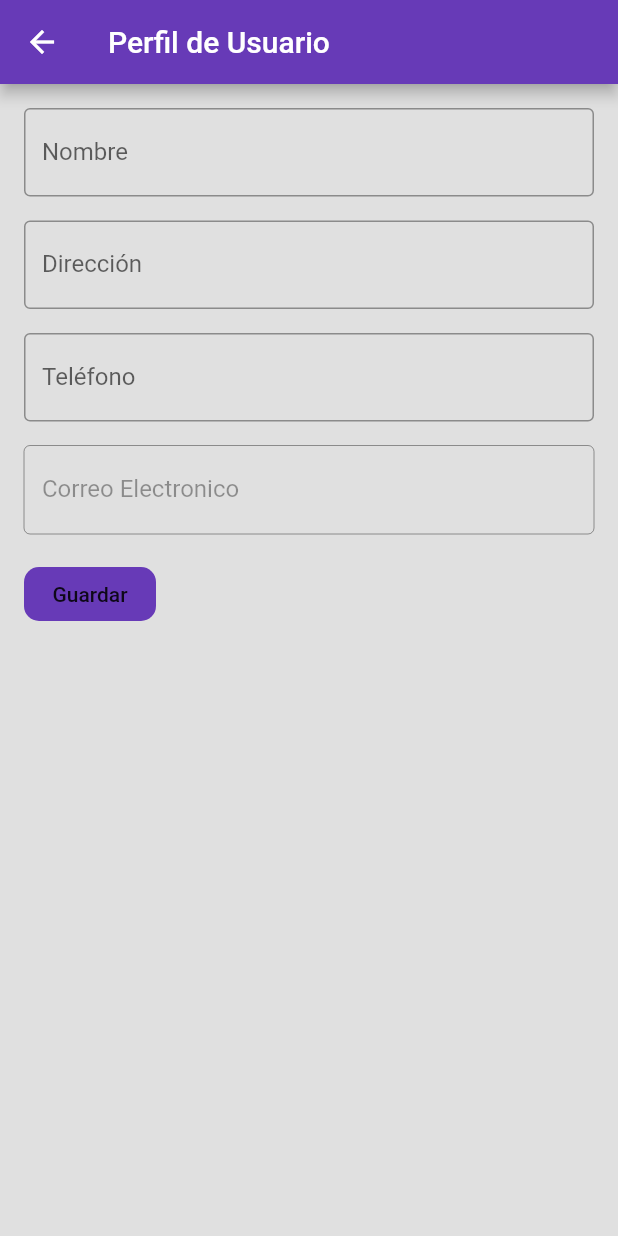
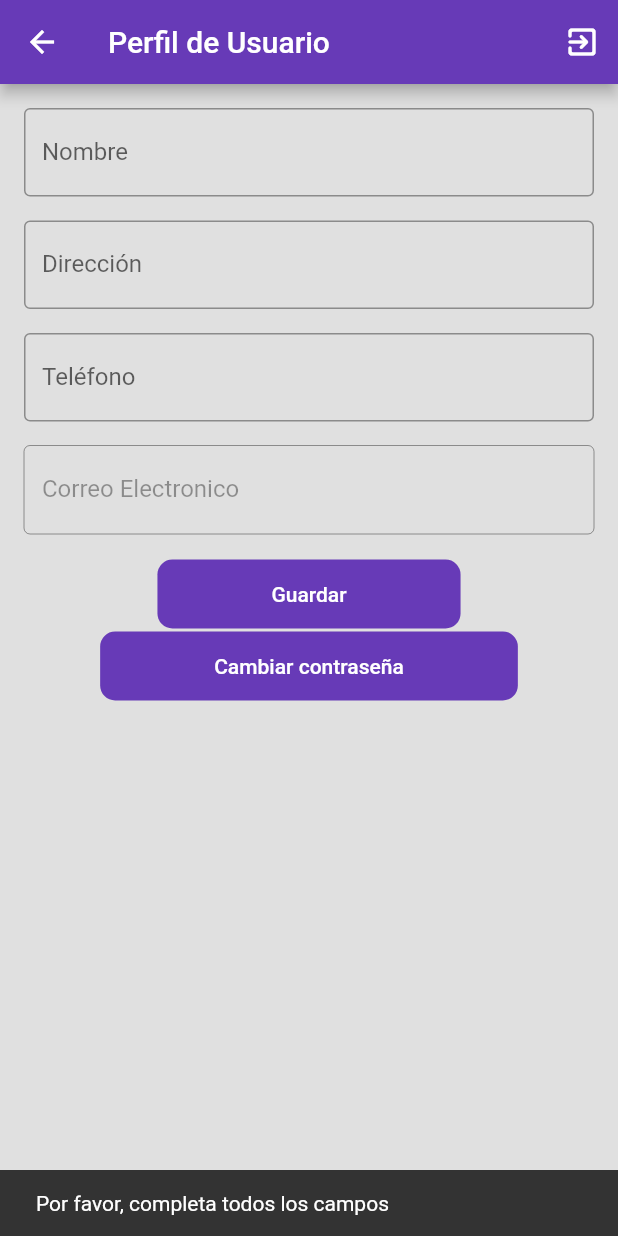
Before and after one commit to AndriuuU/ProyectConsultaAPI, a Flutter app: the UserProfileScreen screen opened by its route, after a tap on "Guardar", on a phone screen of 412 x 824 dp. Run offline on Flutter 3.47's test engine with Material 2 defaults, Android fonts, the light colour scheme and no system bars; our stand-ins replace flutter_secure_storage, table_calendar; accounts and stored records are empty; network calls fail.

Commit message:
listo entrega falta logo

```diff
--- a/consulta_dermatologica/lib/screens/user_screen.dart
+++ b/consulta_dermatologica/lib/screens/user_screen.dart
@@ -1,3 +1,5 @@
+import 'package:consulta_dermatologica/main.dart';
+import 'package:consulta_dermatologica/screens/routes.dart';
 import 'package:flutter/material.dart';
 import 'package:consulta_dermatologica/services/user_service.dart';
 
@@ -27,18 +29,18 @@ class _UserProfileScreenState extends State<UserProfileScreen> {
     getUserData();
   }
 
+
  void getUserData() async {
-    // Llama al servicio para obtener los datos del usuario
+
   final ClienteModel2? cliente = await UserService().getUser();
 
-    // Verifica si se obtuvo el cliente y actualiza los controladores
-    if (cliente != null) {
+  if (cliente != null && mounted) {
     setState(() {
       _nameController.text = cliente.nombre;
       _addressController.text = cliente.direccion;
       _phoneController.text = cliente.telefono;
       _email = cliente.email;
-        // No actualizamos el controlador de contraseña para que no se pueda modificar
+
     });
   }
 }
@@ -47,6 +49,14 @@ class _UserProfileScreenState extends State<UserProfileScreen> {
   Widget build(BuildContext context) {
     return Scaffold(
       appBar: AppBar(
+        actions: [
+          IconButton(
+            icon: Icon(Icons.exit_to_app_rounded),
+            onPressed: () {
+              Navigator.pushNamed(context, Routes.login);
+            },
+          ),
+        ],
         title: Text('Perfil de Usuario'),
         backgroundColor: Colors.deepPurple,
       ),
@@ -75,17 +85,49 @@ class _UserProfileScreenState extends State<UserProfileScreen> {
 
             // Botón de Guardar
 
-            MaterialButton(
+           Container(
+                  alignment: Alignment.center,
+                  child: MaterialButton(
                     shape: RoundedRectangleBorder(
-                  borderRadius: BorderRadius.circular(10)),
+                      borderRadius: BorderRadius.circular(10),
+                    ),
                     disabledColor: Colors.grey,
                     elevation: 0,
                     color: Colors.deepPurple,
+                    child: Container(
+                      padding: EdgeInsets.symmetric(horizontal: 60, vertical: 15),
+                      child: Text(
+                        'Guardar',
+                        style: TextStyle(color: Colors.white),
+                      ),
+                    ),
                     onPressed: () {
                       // Lógica para guardar los cambios
                       saveChanges();
                     },
-              child: Text('Guardar'),
+                  )
+
+            ), Container(
+                  alignment: Alignment.center,
+                  child: MaterialButton(
+                    shape: RoundedRectangleBorder(
+                      borderRadius: BorderRadius.circular(10),
+                    ),
+                    disabledColor: Colors.grey,
+                    elevation: 0,
+                    color: Colors.deepPurple,
+                    child: Container(
+                      padding: EdgeInsets.symmetric(horizontal: 60, vertical: 15),
+                      child: Text(
+                        'Cambiar contraseña',
+                        style: TextStyle(color: Colors.white),
+                      ),
+                    ),
+                    onPressed: () {
+                       Navigator.pushNamed(context, Routes.cambiarPass);
+                    },
+                  )
+
             ),
           ],
         ),
@@ -115,14 +157,21 @@ class _UserProfileScreenState extends State<UserProfileScreen> {
     String email = _email;
     String password = _passwordController.text;
 
-      bool exito =
-          await UserService().updateCliente(name, address, phone, email);
+    // Verificar si todos los campos están llenos
+    if (_areAllFieldsFilled()) {
+      bool exito = await UserService().updateCliente(name, address, phone, email);
       if (exito) {
         ScaffoldMessenger.of(context).showSnackBar(
           SnackBar(
             content: Text('Cambios guardados con éxito'),
             duration: Duration(seconds: 2),
           ),
+        );
+
+        // Navegar a la página principal después de guardar los cambios
+        Navigator.pushReplacement(
+          context,
+          MaterialPageRoute(builder: (context) => PaginaPrincipal()),
         );
       } else {
         ScaffoldMessenger.of(context).showSnackBar(
@@ -132,6 +181,20 @@ class _UserProfileScreenState extends State<UserProfileScreen> {
           ),
         );
       }
+    } else {
+      ScaffoldMessenger.of(context).showSnackBar(
+        SnackBar(
+          content: Text('Por favor, completa todos los campos'),
+          duration: Duration(seconds: 2),
+        ),
+      );
     }
   }
 }
+
+   bool _areAllFieldsFilled() {
+    return _nameController.text.isNotEmpty &&
+        _addressController.text.isNotEmpty &&
+        _phoneController.text.isNotEmpty;
+  }
+}
```
Also changed, not shown: consulta_dermatologica/lib/screens/Calendario_cita_screen.dart (+5 -4 lines), consulta_dermatologica/lib/screens/Obtener_cita_screen.dart (+34 -12 lines), consulta_dermatologica/lib/screens/cambiar_pass_screen.dart (+13 -5 lines), consulta_dermatologica/lib/screens/login_screen.dart (+6 -4 lines), consulta_dermatologica/lib/screens/register_screen.dart (+89 -101 lines), consulta_dermatologica/lib/services/Citas_service.dart (+10 -2 lines), consulta_dermatologica/lib/services/auth_service.dart (+21 -28 lines). Lines whose indentation alone changed are shown as unchanged.
